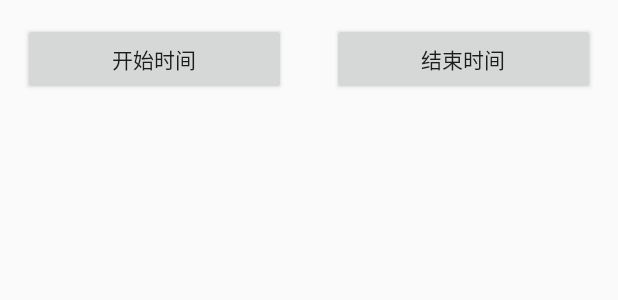
After one commit to LiYaHX/AndroidDemo, an Android app: the layout activity_time_selector.xml on its own in the app's theme, with its tools: preview values and no code run, on a phone screen of 412 x 824 dp. The commit adds this screen. Shown: the top 300 px of the screen. Run offline under Robolectric (Android 15) with nearby library versions, the phone set to English and light mode, and no system bars.

Commit message:
类iOS Time Selector 使用

```diff
--- a/app/build.gradle
+++ b/app/build.gradle
@@ -24,4 +24,5 @@ dependencies {
     testCompile 'junit:junit:4.12'
     compile 'com.android.support:appcompat-v7:23.1.1'
     compile 'com.roughike:bottom-bar:1.2.6'
+    compile 'com.feezu.liuli:timeselector:1.1.3+'
 }
--- a/app/src/main/AndroidManifest.xml
+++ b/app/src/main/AndroidManifest.xml
@@ -34,6 +34,9 @@
         <activity
             android:name="com.robinlee.widget.TimePickerActivity"
             android:screenOrientation="portrait" />
+        <activity
+            android:name="com.robinlee.widget.TimeSelectoriOSActivity"
+            android:screenOrientation="portrait" />rr
     </application>
 
 </manifest>
--- a/app/src/main/java/com/robinlee/androiddemo/MainActivity.java
+++ b/app/src/main/java/com/robinlee/androiddemo/MainActivity.java
@@ -8,6 +8,7 @@ import com.robinlee.widget.BottomNavigationActivity;
 import com.robinlee.widget.LoopViewPagerActivity;
 import com.robinlee.widget.ShimmerActivity;
 import com.robinlee.widget.TimePickerActivity;
+import com.robinlee.widget.TimeSelectoriOSActivity;
 import com.robinlee.xmlparser.XmlParserActivity;
 import java.util.ArrayList;
 import java.util.HashMap;
@@ -41,12 +42,15 @@ public class MainActivity extends AppCompatActivity {
         mSearchDemo.put(getResources().getString(R.string.str_search_view), SearchViewActivity.class);
         HashMap<String, Class> mTimePickerDemo = new HashMap<String, Class>();
         mTimePickerDemo.put(getResources().getString(R.string.str_time_picker), TimePickerActivity.class);
+        HashMap<String, Class> mTimeSelectorDemo = new HashMap<String, Class>();
+        mTimeSelectorDemo.put(getResources().getString(R.string.str_time_selector), TimeSelectoriOSActivity.class);
         demos.add(xmlParseDemo);
         demos.add(shimmerParseDemo);
         demos.add(loopViewPagerDemo);
         demos.add(bottomNavigationDemo);
         demos.add(mSearchDemo);
         demos.add(mTimePickerDemo);
+        demos.add(mTimeSelectorDemo);
 
         mDemosAdapter = new DemosAdapter(MainActivity.this, demos);
     }
--- a/app/src/main/java/com/robinlee/androiddemo/SearchViewActivity.java
+++ b/app/src/main/java/com/robinlee/androiddemo/SearchViewActivity.java
@@ -13,7 +13,7 @@ import android.widget.SearchView;
 /**
  * Created by RobinLee on 4/9/16.
  */
-public class SearchViewActivity extends AppCompatActivity {
+public class SearchViewActivity extends BaseActivity {
 
     private SearchView mSearchView;
 
--- /dev/null
+++ b/app/src/main/res/layout/activity_time_selector.xml
@@ -0,0 +1,34 @@
+<?xml version="1.0" encoding="utf-8"?>
+<LinearLayout xmlns:android="http://schemas.android.com/apk/res/android"
+    android:layout_width="match_parent"
+    android:layout_height="match_parent"
+    android:orientation="vertical">
+
+    <LinearLayout
+        android:layout_width="match_parent"
+        android:layout_height="wrap_content"
+        android:weightSum="2">
+
+        <Button
+            android:id="@+id/mBtnStartTime"
+            android:layout_width="0dp"
+            android:layout_height="wrap_content"
+            android:layout_margin="@dimen/large_padding"
+            android:layout_weight="1"
+            android:gravity="center"
+            android:padding="@dimen/small_padding"
+            android:text="开始时间" />
+
+        <Button
+            android:id="@+id/mBtnEndTime"
+            android:layout_width="0dp"
+            android:layout_height="wrap_content"
+            android:layout_margin="@dimen/large_padding"
+            android:layout_weight="1"
+            android:gravity="center"
+            android:padding="@dimen/small_padding"
+            android:text="结束时间" />
+    </LinearLayout>
+
+
+</LinearLayout>
--- a/app/src/main/res/values/dimens.xml
+++ b/app/src/main/res/values/dimens.xml
@@ -19,4 +19,8 @@
     <dimen name="active_text_size">14sp</dimen>
     <dimen name="inactivie_text_size">16sp</dimen>
 
+    <!-- Animation -->
+    <integer name="activity_animation_time">300</integer>
+    <integer name="dialog_animation_time">300</integer>
+
 </resources>
--- a/app/src/main/res/values/strings.xml
+++ b/app/src/main/res/values/strings.xml
@@ -9,5 +9,6 @@
     <string name="str_bottom_navigation">BOTTOM_NAVIGATION</string>
     <string name="str_search_view">SEARCH_VIEW</string>
     <string name="str_time_picker">时间选择组件</string>
+    <string name="str_time_selector">类iOS滚轮时间选择器</string>
 
 </resources>
```
Also changed, not shown: app/src/main/java/com/robinlee/androiddemo/BaseActivity.java (added, +83 -0 lines), app/src/main/java/com/robinlee/widget/LoopPagerAdapter.java (+9 -1 lines), app/src/main/java/com/robinlee/widget/LoopViewPagerActivity.java (+3 -5 lines), app/src/main/java/com/robinlee/widget/TimeSelectoriOSActivity.java (added, +93 -0 lines), app/src/main/res/anim/slide_in_left_unbounded.xml (added, +7 -0 lines), app/src/main/res/anim/slide_in_right_unbounded.xml (added, +7 -0 lines), app/src/main/res/anim/slide_out_left_unbounded.xml (added, +7 -0 lines), app/src/main/res/anim/slide_out_right_unbounded.xml (added, +7 -0 lines).
